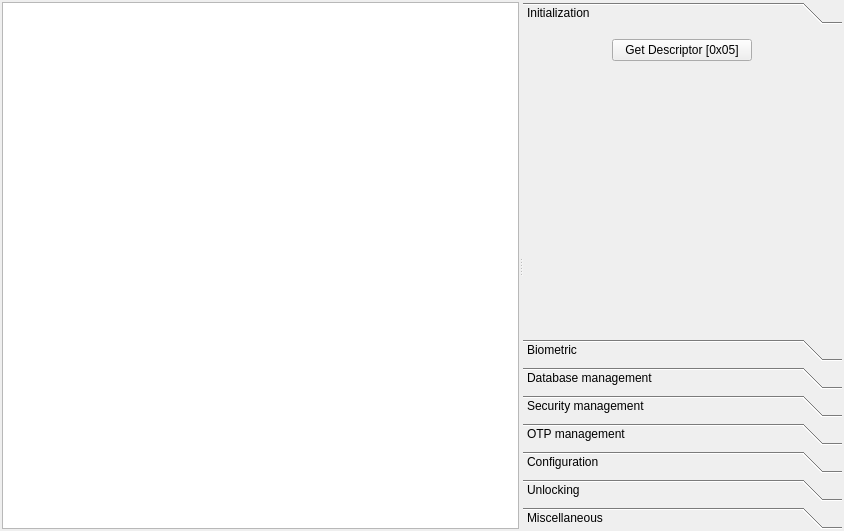
CodElecCz/SagemMorphoUI, file sagemmorpho.ui: the form before one commit.
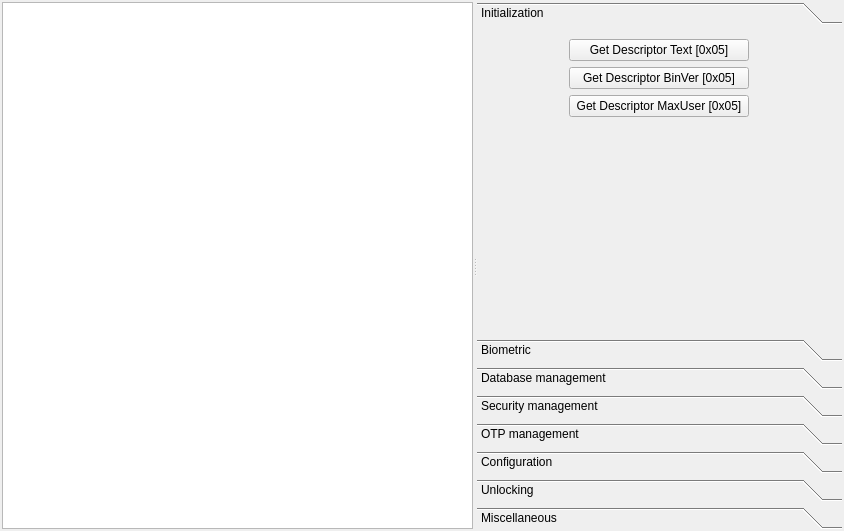
The form after the commit. Custom widgets are drawn as their Qt base class.

The edit to the form file:
```diff
--- a/sagemmorpho.ui
+++ b/sagemmorpho.ui
@@ -62,7 +62,7 @@
            <rect>
             <x>0</x>
             <y>0</y>
-            <width>320</width>
+            <width>365</width>
             <height>285</height>
            </rect>
           </property>
@@ -82,12 +82,50 @@
                </property>
                <property name="minimumSize">
                 <size>
-                 <width>140</width>
+                 <width>180</width>
                  <height>0</height>
                 </size>
                </property>
                <property name="text">
-                <string>Get Descriptor [0x05]</string>
+                <string>Get Descriptor Text [0x05]</string>
+               </property>
+              </widget>
+             </item>
+             <item alignment="Qt::AlignHCenter|Qt::AlignVCenter">
+              <widget class="QPushButton" name="desciptorButton_2">
+               <property name="sizePolicy">
+                <sizepolicy hsizetype="Preferred" vsizetype="Fixed">
+                 <horstretch>0</horstretch>
+                 <verstretch>0</verstretch>
+                </sizepolicy>
+               </property>
+               <property name="minimumSize">
+                <size>
+                 <width>180</width>
+                 <height>0</height>
+                </size>
+               </property>
+               <property name="text">
+                <string>Get Descriptor BinVer [0x05]</string>
+               </property>
+              </widget>
+             </item>
+             <item alignment="Qt::AlignHCenter">
+              <widget class="QPushButton" name="desciptorButton_3">
+               <property name="sizePolicy">
+                <sizepolicy hsizetype="Preferred" vsizetype="Fixed">
+                 <horstretch>0</horstretch>
+                 <verstretch>0</verstretch>
+                </sizepolicy>
+               </property>
+               <property name="minimumSize">
+                <size>
+                 <width>180</width>
+                 <height>0</height>
+                </size>
+               </property>
+               <property name="text">
+                <string>Get Descriptor MaxUser [0x05]</string>
                </property>
               </widget>
              </item>
```
Left out of the diff: 14 changed lines with no effect on the pictures.
